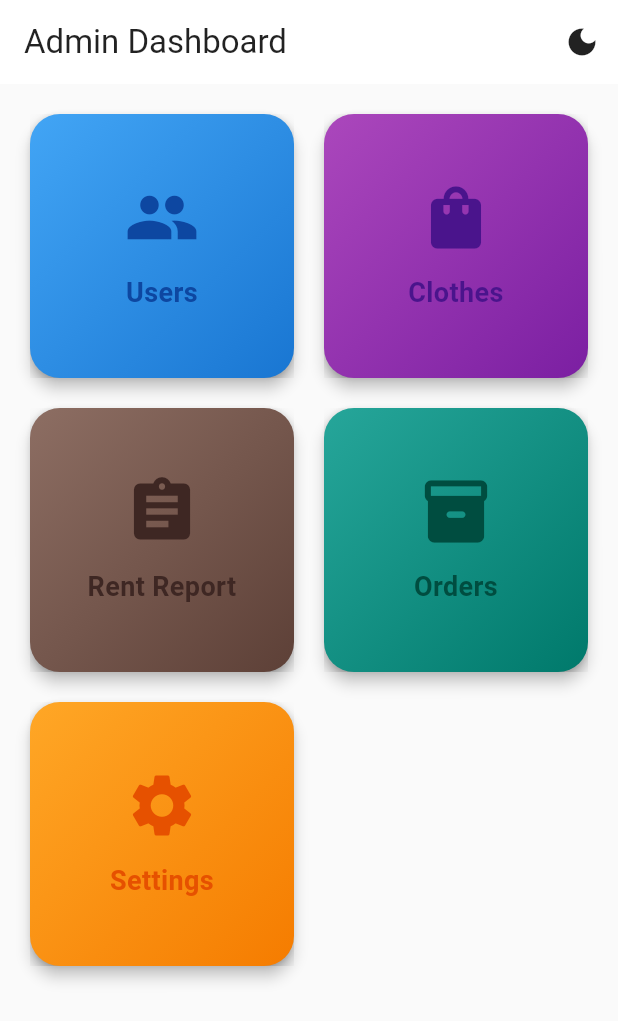
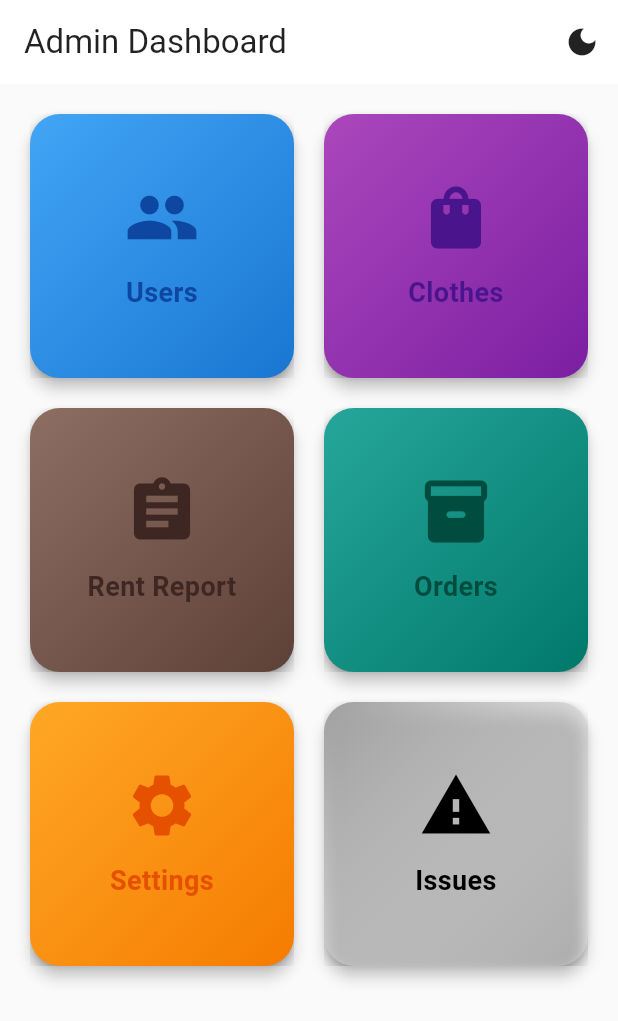
Before and after one commit to Ibtihaj92/GlamCloset, a Flutter app: the AdminDashboardPage screen opened directly, on a phone screen of 412 x 824 dp. Shown: the top 1021 px of the screen. Run offline on Flutter 3.47's test engine with Material 3 defaults, Android fonts, the phone set to English and light mode, and no system bars; our stand-ins replace firebase_auth, firebase_core, firebase_database, firebase_storage, flutter_local_notifications, image_picker and 3 more; accounts and stored records are empty.

Commit message:
Add navigation to Admin Issue Page in dashboard
Added a new card to navigate to the Admin Issue Page.

```diff
--- a/lib/AdminDashboardPage.dart
+++ b/lib/AdminDashboardPage.dart
@@ -6,6 +6,7 @@ import 'RentalsReportPage.dart';
 import 'settings_page.dart';
 import 'theme_notifier.dart';
 import 'AdminOrdersPage.dart';
+import 'AdminIssuePage.dart';
 
 class AdminDashboardPage extends StatelessWidget {
   const AdminDashboardPage({super.key});
@@ -108,6 +109,22 @@ class AdminDashboardPage extends StatelessWidget {
                 );
               },
             ),
+
+            _buildCard(
+              title: 'Issues',
+              icon: Icons.report_problem,
+              gradient: [Colors.grey, Colors.white24],
+              darkTextColor: Colors.black,
+              isDark: isDark,
+              onTap: () {
+                Navigator.push(
+                  context,
+                  MaterialPageRoute(builder: (_) => AdminIssuePage()),
+                );
+
+
+              },
+            ),
           ],
         ),
       ),
```
